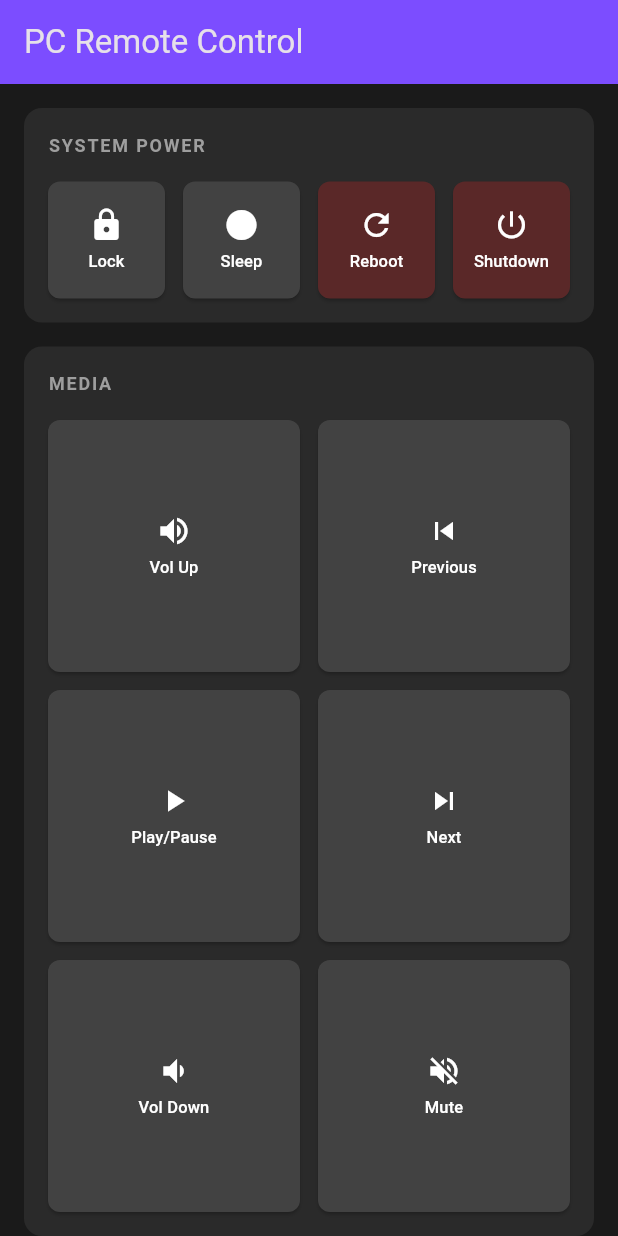
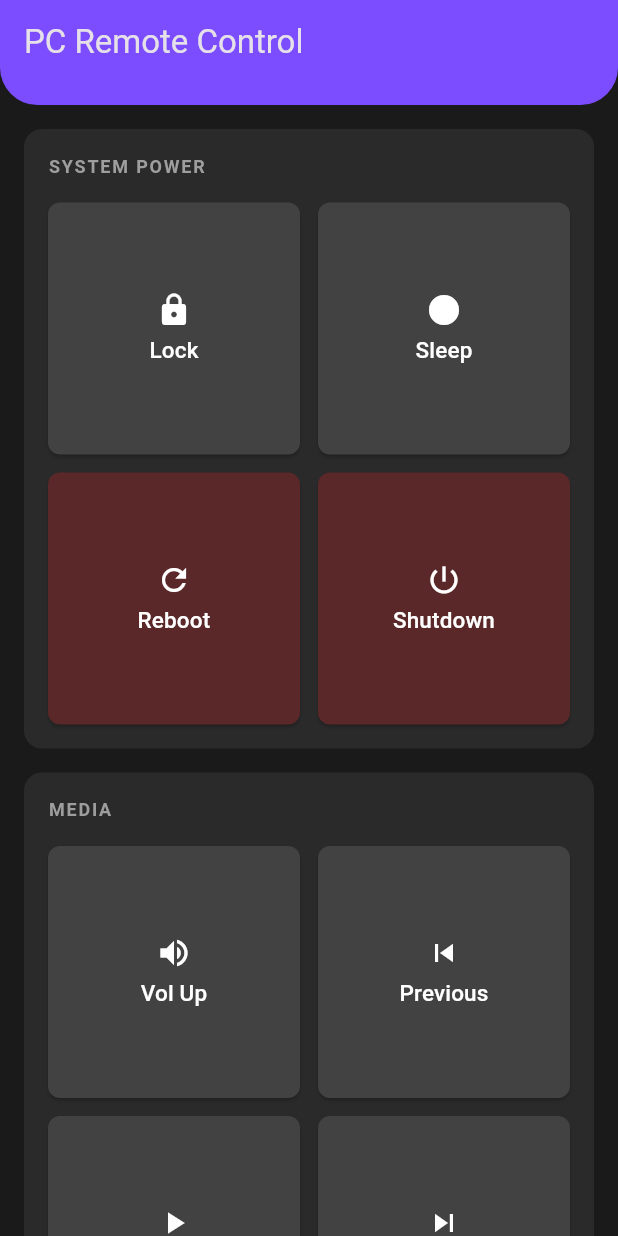
Before and after one commit to pdshah09/RemoteSync, a Flutter app: the screen it shows after launch, on a phone screen of 412 x 824 dp. Run offline on Flutter 3.47's test engine with Material 3 defaults, Android fonts, the phone set to English and light mode, and no system bars; our stand-ins replace animated_splash_screen, page_transition.

Commit message:
Core Ready

```diff
--- a/lib/main.dart
+++ b/lib/main.dart
@@ -1,9 +1,15 @@
+import 'dart:io';
+
 import 'package:flutter/material.dart';
 import 'package:remotesync/screens/splash.dart';
 import 'screens/pc_remote_control_screen.dart';
 import 'theme/app_colors.dart';
 
-void main() => runApp(const PCRemoteApp());
+void main() {
+
+  runApp(const PCRemoteApp());
+
+}
 
 class PCRemoteApp extends StatelessWidget {
   const PCRemoteApp({super.key});
--- a/lib/screens/pc_remote_control_screen.dart
+++ b/lib/screens/pc_remote_control_screen.dart
@@ -1,4 +1,5 @@
 import 'package:flutter/material.dart';
+import 'package:remotesync/widgets/appBar.dart';
 import '../services/remote_api_services.dart';
 import '../widgets/remote_button.dart';
 import '../widgets/large_utility_button.dart';
@@ -12,11 +13,7 @@ class PCRemoteControlScreen extends StatelessWidget {
   @override
   Widget build(BuildContext context) {
     return Scaffold(
-      appBar: AppBar(
-        title: const Text('PC Remote Control'),
-        backgroundColor: Colors.deepPurpleAccent,
-        elevation: 0,
-      ),
+      appBar: appBar(),
       body: LayoutBuilder(
         builder: (context, constraints) {
           final width = constraints.maxWidth;
@@ -30,7 +27,7 @@ class PCRemoteControlScreen extends StatelessWidget {
                   left: padding,
                   right: padding,
                   top: padding,
-                  bottom: padding * 2,  // NEW: Extra bottom padding
+                  bottom: padding * 2,
                 ),
                 child: Column(
                   children: [
--- a/lib/theme/responsive_helper.dart
+++ b/lib/theme/responsive_helper.dart
@@ -1,8 +1,8 @@
 class ResponsiveHelper {
   static int getSystemPowerColumns(double width) {
     if (width >= 900) return 8;
-    if (width >= 600) return 4;
-    return 4;
+    if (width >= 600) return 2;
+    return 2;
   }
 
   static int getMediaColumns(double width) {
--- /dev/null
+++ b/lib/widgets/appBar.dart
@@ -0,0 +1,25 @@
+import 'package:flutter/material.dart';
+
+class appBar extends StatelessWidget implements PreferredSizeWidget{
+  const appBar({super.key});
+
+  @override
+  Widget build(BuildContext context) {
+    return AppBar(
+      shape: RoundedRectangleBorder(
+          borderRadius: BorderRadius.only(
+              bottomLeft: Radius.circular(25),
+              bottomRight: Radius.circular(25)
+          )
+      ),
+      title: const Text('PC Remote Control'),
+      backgroundColor: Colors.deepPurpleAccent,
+      elevation: 0,
+    );
+  }
+
+
+  @override
+  Size get preferredSize => const Size.fromHeight(70.0);
+
+}
--- a/lib/widgets/remote_button.dart
+++ b/lib/widgets/remote_button.dart
@@ -15,7 +15,7 @@ class RemoteButton extends StatelessWidget {
     required this.backgroundColor,
     this.onPressed,
     this.iconSize = 24,
-    this.fontSize = 11,
+    this.fontSize = 15,
   });
 
   @override
```
Also changed, not shown: 2 other files.
